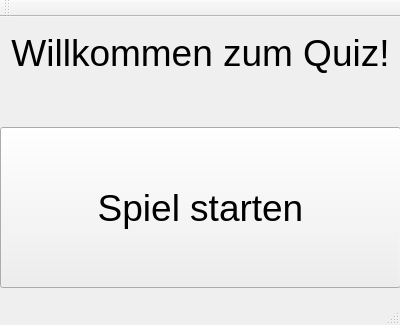
This is mainwindow.ui in ateuteberg/Quizv2.5 as Qt 5 draws it before an edit. The edited form follows.
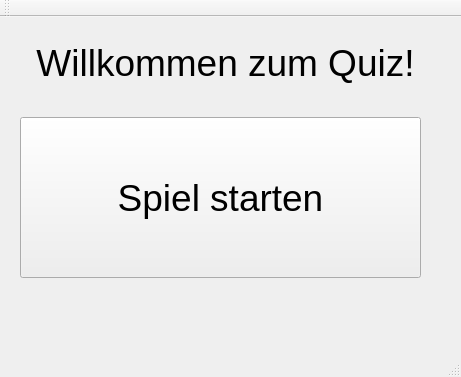
This is the edited form.

What changed in the file:
```diff
--- a/mainwindow.ui
+++ b/mainwindow.ui
@@ -6,8 +6,8 @@
    <rect>
     <x>0</x>
     <y>0</y>
-    <width>400</width>
-    <height>325</height>
+    <width>461</width>
+    <height>377</height>
    </rect>
   </property>
   <property name="windowTitle">
@@ -17,9 +17,9 @@
    <widget class="QLabel" name="label">
     <property name="geometry">
      <rect>
-      <x>0</x>
-      <y>0</y>
-      <width>401</width>
+      <x>10</x>
+      <y>10</y>
+      <width>431</width>
       <height>71</height>
      </rect>
     </property>
@@ -38,8 +38,8 @@
    <widget class="QPushButton" name="pushButton">
     <property name="geometry">
      <rect>
-      <x>0</x>
-      <y>110</y>
+      <x>20</x>
+      <y>100</y>
       <width>401</width>
       <height>161</height>
      </rect>
```
Left out of the diff: 7 changed lines with no effect on the pictures.
